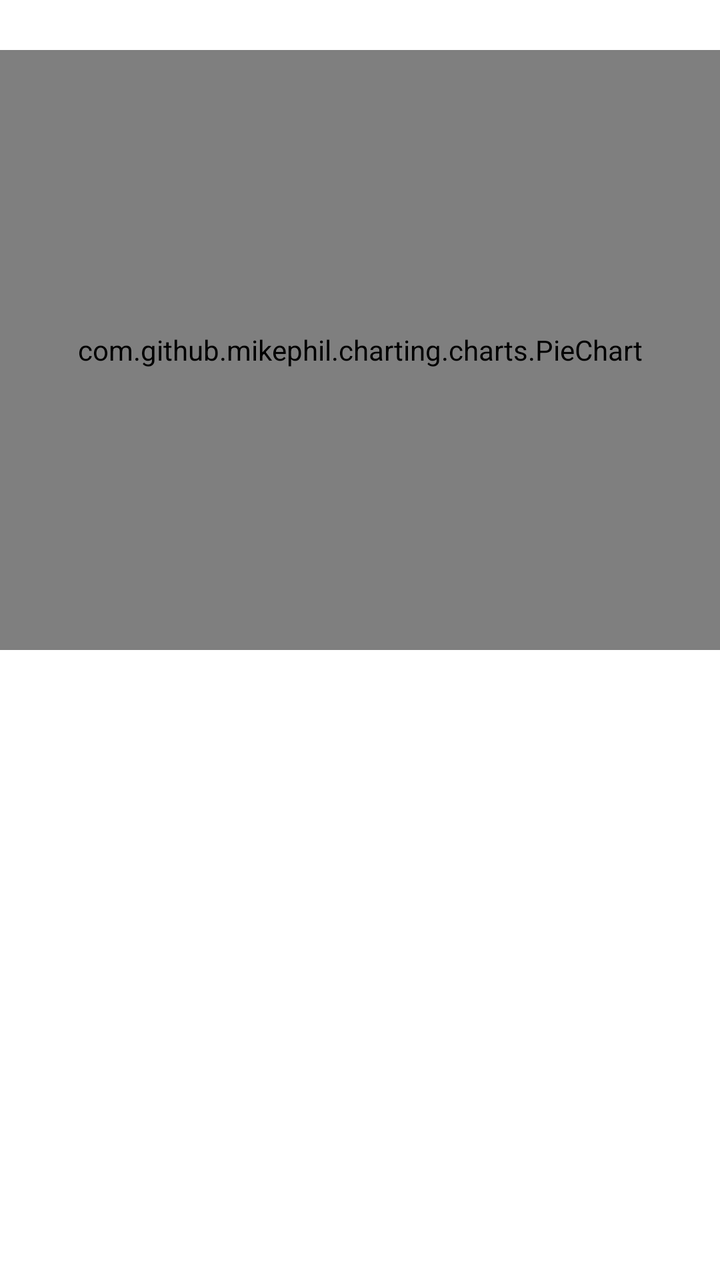
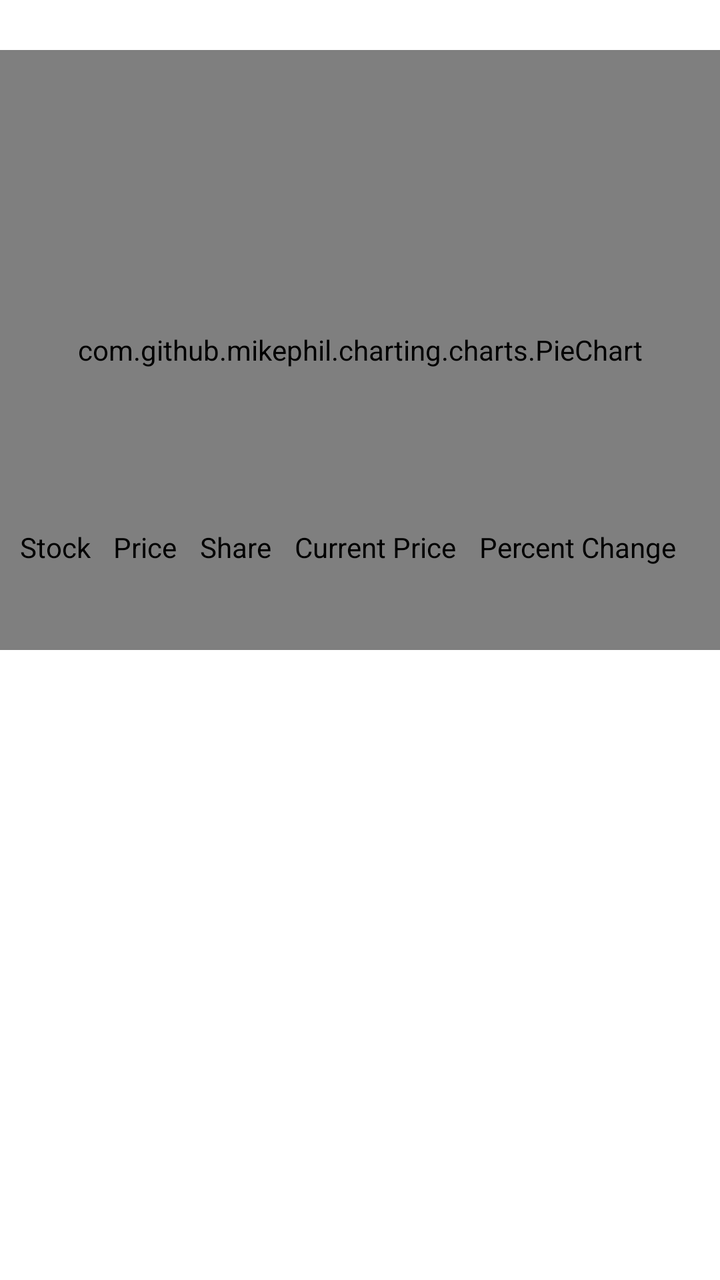

The first picture is an Android layout as it rendered before a commit; the second is the same layout after the commit. The layout source and the unified diff follow.
<!-- AndroidManifest.xml: application theme AppTheme -->
<!-- res/layout/content_portfolio.xml -->
<?xml version="1.0" encoding="utf-8"?>
<androidx.constraintlayout.widget.ConstraintLayout xmlns:android="http://schemas.android.com/apk/res/android"
    xmlns:app="http://schemas.android.com/apk/res-auto"
    xmlns:tools="http://schemas.android.com/tools"
    android:layout_width="match_parent"
    android:layout_height="match_parent"
    app:layout_behavior="@string/appbar_scrolling_view_behavior">
    
    <com.github.mikephil.charting.charts.PieChart
        android:id="@+id/portfolio_pie_chart"
        android:layout_width="match_parent"
        android:layout_height="300dp"
        android:layout_marginTop="25dp"
        app:layout_constraintEnd_toEndOf="parent"
        app:layout_constraintStart_toStartOf="parent"
        app:layout_constraintTop_toTopOf="parent" />
    
    <androidx.recyclerview.widget.RecyclerView
        android:id="@+id/portfolio_recycler"
        android:layout_width="match_parent"
        android:layout_height="357dp"
        app:layout_constraintBottom_toBottomOf="parent"
        app:layout_constraintEnd_toEndOf="parent"
        app:layout_constraintStart_toStartOf="parent"
        app:layout_constraintTop_toBottomOf="@+id/portfolio_pie_chart" />
</androidx.constraintlayout.widget.ConstraintLayout>
<!-- resources referenced by this layout -->
<resources>
  <style name="AppTheme" parent="Theme.MaterialComponents.Light">
          
          <item name="colorPrimary">@color/colorPrimary</item>
          <item name="colorPrimaryDark">@color/colorPrimaryDark</item>
          <item name="colorAccent">@color/colorAccent</item>
          <item name="statusBarBackground">@color/colorAccent</item>
          <item name="colorControlNormal">@color/colorWhite</item>
          <item name="dialogTheme">@style/AppTheme</item>
      </style>
  <color name="colorPrimary">#008b00</color>
  <color name="colorPrimaryDark">#00b248</color>
  <color name="colorAccent">#008b00</color>
  <color name="colorWhite">#ffffff</color>
</resources>

<!-- the commit's change to res/layout/content_portfolio.xml (unified diff, before → after) -->
@@ -15,12 +15,56 @@
         app:layout_constraintStart_toStartOf="parent"
         app:layout_constraintTop_toTopOf="parent" />
     
+
+    <LinearLayout
+        android:layout_width="match_parent"
+        android:layout_height="wrap_content"
+        android:orientation="horizontal"
+        android:weightSum="5"
+        android:layout_marginLeft="10dp"
+        android:layout_marginRight="10dp"
+        app:layout_constraintBottom_toTopOf="@+id/portfolio_recycler" >
+        <TextView
+            android:textColor="#000000"
+            android:layout_weight="1"
+            android:layout_width="wrap_content"
+            android:layout_height="wrap_content"
+            android:text="Stock"
+            />
+        <TextView
+            android:textColor="#000000"
+            android:layout_weight="1"
+            android:layout_width="wrap_content"
+            android:layout_height="wrap_content"
+            android:text="Price"
+            />
+        <TextView
+            android:textColor="#000000"
+            android:layout_weight="1"
+            android:layout_width="wrap_content"
+            android:layout_height="wrap_content"
+            android:text="Share"
+            />
+        <TextView
+            android:textColor="#000000"
+            android:layout_weight="1"
+            android:layout_width="wrap_content"
+            android:layout_height="wrap_content"
+            android:text="Current Price"
+            />
+        <TextView
+            android:textColor="#000000"
+            android:layout_weight="1"
+            android:layout_width="wrap_content"
+            android:layout_height="wrap_content"
+            android:text="Percent Change"/>
+    </LinearLayout>
+
     <androidx.recyclerview.widget.RecyclerView
         android:id="@+id/portfolio_recycler"
         android:layout_width="match_parent"
         android:layout_height="357dp"
         app:layout_constraintBottom_toBottomOf="parent"
         app:layout_constraintEnd_toEndOf="parent"
-        app:layout_constraintStart_toStartOf="parent"
-        app:layout_constraintTop_toBottomOf="@+id/portfolio_pie_chart" />
+        app:layout_constraintStart_toStartOf="parent" />
 </androidx.constraintlayout.widget.ConstraintLayout>
